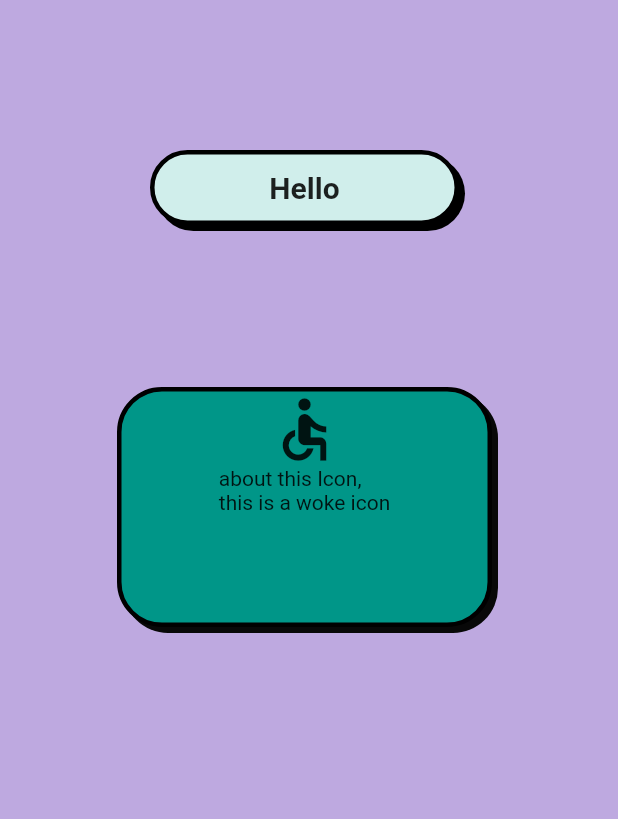
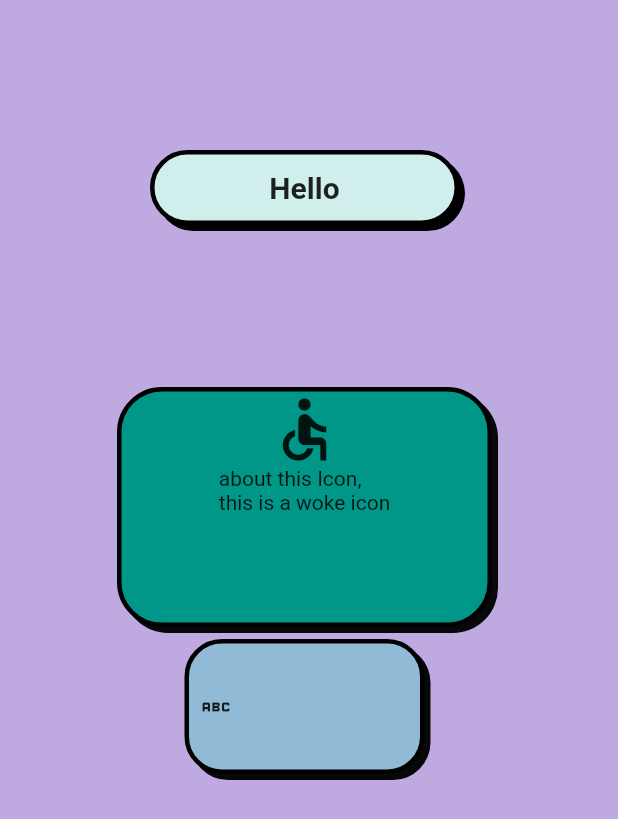
Before and after one commit to deepraj02/neubrutalism_ui, a Flutter app: the screen it shows after launch, on a phone screen of 412 x 824 dp. Shown: the top 819 px of the screen. Run offline on Flutter 3.47's test engine with Material 2 defaults, Android fonts, the light colour scheme and no system bars.

Commit message:
add: APi Doc to NeuTextButton

```diff
--- a/example/lib/main.dart
+++ b/example/lib/main.dart
@@ -72,7 +72,15 @@ class TestNeu extends StatelessWidget {
                 ),
               ),
             ),
-
+            NeuSearchBar(
+              borderRadius: BorderRadius.circular(25),
+              searchBarIcon: const Icon(Icons.abc),
+              searchBarColor: const Color.fromARGB(255, 144, 186, 214),
+              searchBarHeight: 90,
+              searchBarWidth: 160,
+              hintStyle: const TextStyle(fontSize: 40),
+              inputStyle: const TextStyle(fontSize: 40, color: Colors.red),
+            ),
           ],
         ),
       ),
--- a/lib/src/widgets/buttons/neu_text_button.dart
+++ b/lib/src/widgets/buttons/neu_text_button.dart
@@ -4,23 +4,29 @@ import 'package:flutter/material.dart';
 import 'package:neubrutalism_ui/neubrutalism_ui.dart';
 
 class NeuTextButton extends StatefulWidget {
-  final Text? title;
-  final Color buttonColor;
-  final Color shadowColor;
+  /// A customizable neubrutalist-style text button.
+  ///
+  /// The button has a text label, customizable background color, border color,
+  /// and drop shadow. The button's shape can also be customized with a rounded
+  /// border radius. The button's behavior is specified with an `onPressed`
+  /// callback function.
+  ///
+  /// This button is built using Flutter's `Material` widget, and is designed to
+  /// follow the Neubrutalism UI style guidelines.
+  ///
+  /// *[Constants]
 
-  /// Adds Color to the Border of the button
-  final Color borderColor;
+  ///   - const neuBlack = Colors.black;
+  ///   - const neuDefault1 = Colors.teal;
+  ///   - const neuShadow = Color(0xFF080808);
+  ///
+  ///   - const neuBorder = 3.0;
+  ///   - const neuShadowBlurRadius = 0.0;
+  ///
+  ///   - const neuOffset = Offset(4, 4);
+  ///   - const neuBlurStyle = BlurStyle.solid;
 
-  final GestureTapCallback? onPressed;
-  final double? buttonHeight;
-  final double? buttonWidth;
-  final double borderWidth;
-  final double shadowBlurRadius;
-  final BorderRadiusGeometry? borderRadius;
-  final Offset blurGeometry;
-  final Widget? child;
-
-  const NeuTextButton({
+  NeuTextButton({
     Key? key,
     this.title,
     this.buttonColor = neuDefault1,
@@ -35,6 +41,66 @@ class NeuTextButton extends StatefulWidget {
     this.blurGeometry = neuOffset,
     this.child,
   }) : super(key: key);
+
+  /// - title (optional) : A Text widget that contains the title of the button.
+  ///
+  final Text? title;
+
+  /// - buttonColor (optional) : A Color that defines the color of the button.
+  ///
+  /// By default, it is set to neuDefault1 (black).
+  final Color buttonColor;
+
+  /// shadowColor (optional) : A Color that defines the color of the button's shadow.
+  ///
+  /// By default, it is set to neuShadow.
+  ///
+  final Color shadowColor;
+
+  // - borderColor (optional) : A Color that defines the color of the button's border.
+  //
+  //By default, it is set to neuBlack.
+
+  final Color borderColor;
+
+  /// - onPressed (optional) : A callback function that is called when the button is pressed.
+  ///
+  final GestureTapCallback? onPressed;
+
+  /// - buttonHeight (optional) : A double value that defines the height of the button.
+  ///
+  final double? buttonHeight;
+
+  /// - buttonWidth (optional) : A double value that defines the width of the button.
+  ///
+  final double? buttonWidth;
+
+  /// - borderWidth (optional) : A double value that defines the width of the button's border.
+  ///
+  /// By default, it is set to neuBorder.
+  ///
+  final double borderWidth;
+
+  /// - shadowBlurRadius (optional) : A double value that defines the blur radius of the button's shadow.
+  ///
+  /// By default, it is set to neuShadowBlurRadius.
+  final double shadowBlurRadius;
+
+  /// - borderRadius (optional) : A BorderRadiusGeometry that defines the border radius of the button.
+  ///
+  /// If not specified, the button will have a circular border radius.
+  final BorderRadiusGeometry? borderRadius;
+
+  /// - blurGeometry (optional) : An Offset that defines the blur offset of the button's shadow.
+  ///
+  /// By default, it is set to neuOffset.
+  ///
+  final Offset blurGeometry;
+
+  /// - child (optional) : A Widget that will be placed inside the button.
+  ///
+  /// This is useful if you want to add an icon or an image to the button.
+  final Widget? child;
 
   @override
   State<NeuTextButton> createState() => NeuTextButtonState();
--- a/lib/src/widgets/containers/neu_card.dart
+++ b/lib/src/widgets/containers/neu_card.dart
@@ -2,10 +2,6 @@
 import 'package:flutter/material.dart';
 
 class NeuCard extends StatefulWidget {
-  // final Image cardImage;
-
-  /// WhatsUp Nigga
-
   final Offset blurGeometry;
   final Color cardColor;
   final Color? shadowColor;
@@ -23,9 +19,7 @@ class NeuCard extends StatefulWidget {
   final BlurStyle shadowBlurStyle;
   final Widget? child;
 
-
   const NeuCard(
-    //this.cardImage,
     this.blurGeometry,
     this.cardColor,
     this.shadowColor,
--- a/lib/src/widgets/containers/neu_search_bar.dart
+++ b/lib/src/widgets/containers/neu_search_bar.dart
@@ -1,40 +1,43 @@
+// ignore_for_file: public_member_api_docs, sort_constructors_first
 import 'package:flutter/material.dart';
+import 'package:neubrutalism_ui/neubrutalism_ui.dart';
 
 class NeuSearchBar extends StatefulWidget {
   final TextInputType? keyboardType;
 
   final TextStyle? inputStyle;
-  final String hintText;
-  final TextEditingController searchController;
+  final String? hintText;
+  final TextEditingController? searchController;
   final TextStyle? hintStyle;
-  final double searchBarHeight;
-  final double searchBarWidth;
+  final double? searchBarHeight;
+  final double? searchBarWidth;
   final double borderWidth;
   final double shadowBlurRadius;
-  final Icon searchBarIcon;
+  final Icon? searchBarIcon;
   final Offset shadowOffset;
   final BorderRadiusGeometry? borderRadius;
   final Color borderColor;
-  final Color searchBarColor;
+  final Color? searchBarColor;
   final Color shadowColor;
 
-  const NeuSearchBar(
+  const NeuSearchBar({
+    Key? key,
+    this.keyboardType,
+    this.inputStyle,
     this.hintText,
+    this.searchController,
+    this.hintStyle,
     this.searchBarHeight,
     this.searchBarWidth,
-    this.borderWidth,
-    this.shadowBlurRadius,
+    this.borderWidth = neuBorder,
+    this.shadowBlurRadius = neuShadowBlurRadius,
     this.searchBarIcon,
-    this.shadowOffset,
+    this.shadowOffset = neuOffset,
     this.borderRadius,
-    this.borderColor,
+    this.borderColor = neuBlack,
     this.searchBarColor,
-    this.shadowColor,
-    this.hintStyle,
-    this.searchController,
-    this.keyboardType,
-    this.inputStyle,
-  );
+    this.shadowColor = neuShadow,
+  }) : super(key: key);
 
   @override
   State<NeuSearchBar> createState() => _NeuSearchBarState();
@@ -63,7 +66,7 @@ class _NeuSearchBarState extends State<NeuSearchBar> {
       child: Row(
         children: [
           SizedBox(width: 6),
-          Icon(Icons.search),
+          widget.searchBarIcon ?? Icon(Icons.search),
           SizedBox(width: 13),
           Expanded(
             child: TextField(
```
